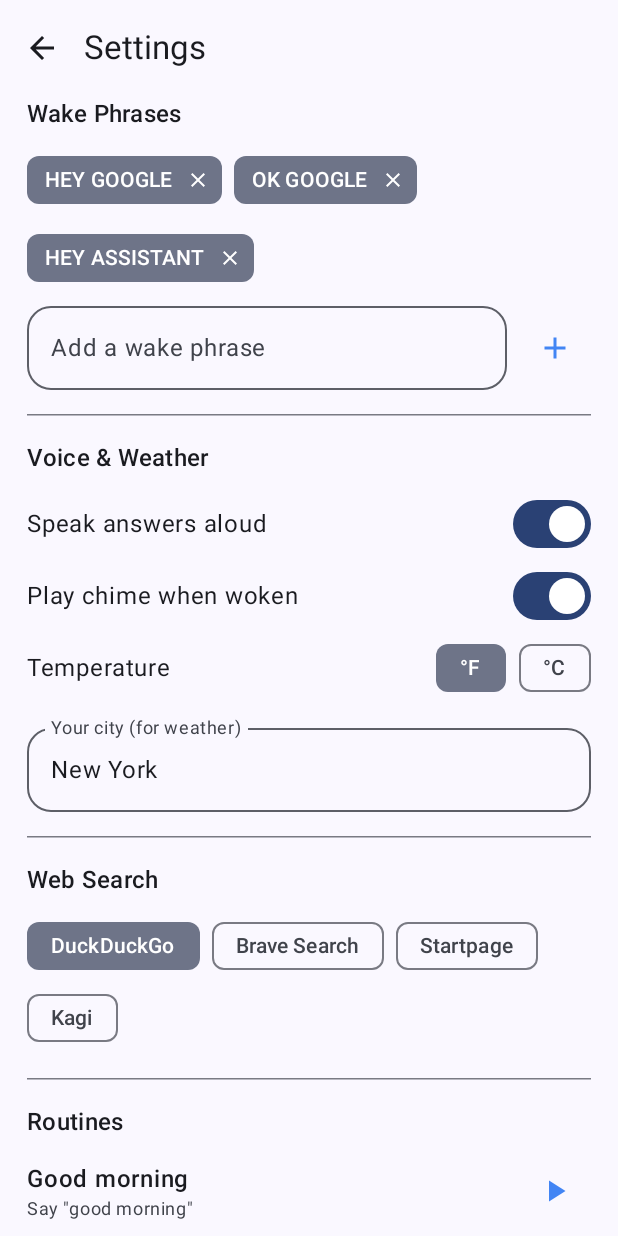
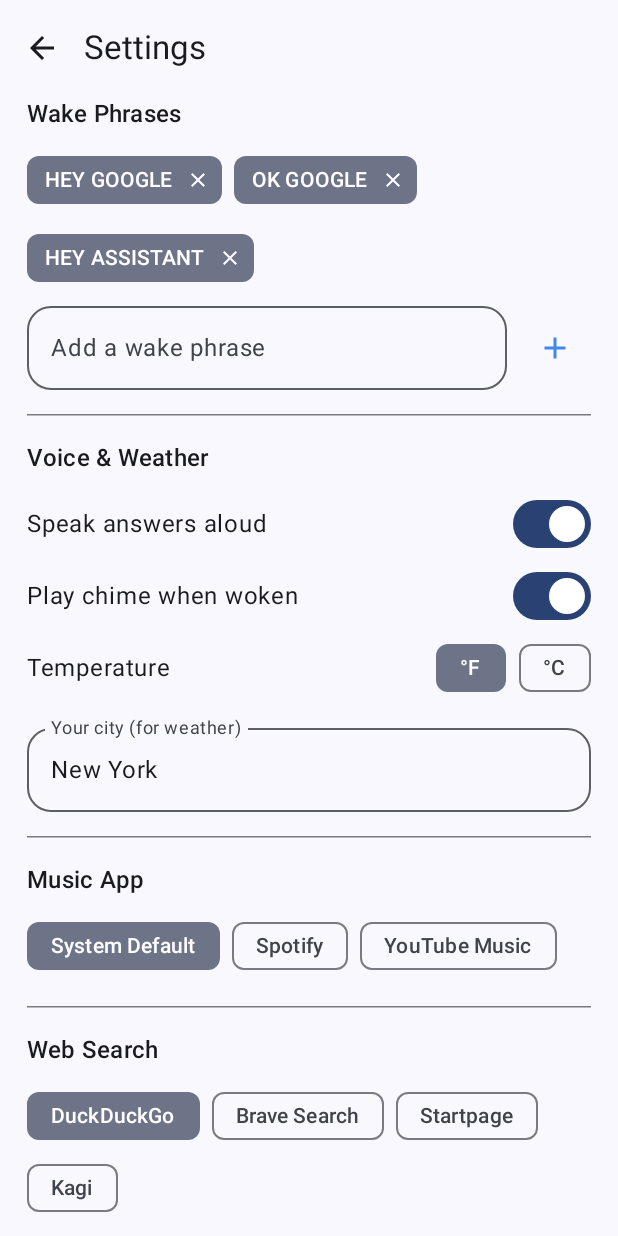
Before and after one commit to blueprintnerd/OpenAssistant, an Android app built with Jetpack Compose: the screen it shows after launch (MainActivity), after a tap on "Settings", on a phone screen of 412 x 824 dp. Run offline under Robolectric (Android 15) with nearby library versions, the phone set to English and light mode, and no system bars; libraries missing offline, so code that uses them is left out: com.k2fsa.sherpa, org.apache.commons.

Commit message:
Simplify greeting reply and add Spotify & YouTube Music integration

```diff
--- a/app/src/main/AndroidManifest.xml
+++ b/app/src/main/AndroidManifest.xml
@@ -19,6 +19,11 @@
             <action android:name="android.intent.action.MAIN" />
             <category android:name="android.intent.category.LAUNCHER" />
         </intent>
+        <intent>
+            <action android:name="android.media.action.MEDIA_PLAY_FROM_SEARCH" />
+        </intent>
+        <package android:name="com.spotify.music" />
+        <package android:name="com.google.android.apps.youtube.music" />
     </queries>
 
     <application
--- a/app/src/main/java/com/blueprintnerd/openassistant/data/AssistantDataStore.kt
+++ b/app/src/main/java/com/blueprintnerd/openassistant/data/AssistantDataStore.kt
@@ -4,6 +4,7 @@ interface AssistantDataStore {
     val useFahrenheit: Boolean
     val defaultCity: String
     val searchEngine: SearchEngine
+    val musicProvider: MusicProvider
     val homeAssistantUrl: String
     val homeAssistantToken: String
 
--- a/app/src/main/java/com/blueprintnerd/openassistant/data/AssistantPreferences.kt
+++ b/app/src/main/java/com/blueprintnerd/openassistant/data/AssistantPreferences.kt
@@ -23,6 +23,12 @@ enum class SearchEngine(val label: String, val searchUrlTemplate: String) {
     BRAVE("Brave Search", "https://search.brave.com/search?q=%s"),
     STARTPAGE("Startpage", "https://www.startpage.com/sp/search?query=%s"),
     KAGI("Kagi", "https://kagi.com/search?q=%s"),
+}
+
+enum class MusicProvider(val label: String, val packageName: String?) {
+    AUTO("System Default", null),
+    SPOTIFY("Spotify", "com.spotify.music"),
+    YT_MUSIC("YouTube Music", "com.google.android.apps.youtube.music"),
 }
 
 class AssistantPreferences(context: Context) : AssistantDataStore {
@@ -74,6 +80,13 @@ class AssistantPreferences(context: Context) : AssistantDataStore {
             return SearchEngine.entries.firstOrNull { it.name == name } ?: SearchEngine.DUCKDUCKGO
         }
         set(value) = prefs.edit().putString(KEY_SEARCH_ENGINE, value.name).apply()
+
+    override var musicProvider: MusicProvider
+        get() {
+            val name = prefs.getString(KEY_MUSIC_PROVIDER, MusicProvider.AUTO.name)
+            return MusicProvider.entries.firstOrNull { it.name == name } ?: MusicProvider.AUTO
+        }
+        set(value) = prefs.edit().putString(KEY_MUSIC_PROVIDER, value.name).apply()
 
     override var homeAssistantUrl: String
         get() = prefs.getString(KEY_HA_URL, "") ?: ""
@@ -208,6 +221,7 @@ class AssistantPreferences(context: Context) : AssistantDataStore {
         private const val KEY_USE_FAHRENHEIT = "use_fahrenheit"
         private const val KEY_DEFAULT_CITY = "default_city"
         private const val KEY_SEARCH_ENGINE = "search_engine"
+        private const val KEY_MUSIC_PROVIDER = "music_provider"
         private const val KEY_HA_URL = "ha_url"
         private const val KEY_HA_TOKEN = "ha_token"
         private const val KEY_SHOPPING_LIST = "shopping_list"
--- a/app/src/main/java/com/blueprintnerd/openassistant/ui/MainActivity.kt
+++ b/app/src/main/java/com/blueprintnerd/openassistant/ui/MainActivity.kt
@@ -67,6 +67,7 @@ import androidx.compose.ui.text.style.TextAlign
 import androidx.compose.ui.unit.dp
 import androidx.core.content.ContextCompat
 import com.blueprintnerd.openassistant.OpenAssistantApp
+import com.blueprintnerd.openassistant.data.MusicProvider
 import com.blueprintnerd.openassistant.data.SearchEngine
 import com.blueprintnerd.openassistant.service.WakeWordForegroundService
 import com.blueprintnerd.openassistant.speech.ModelKind
@@ -388,6 +389,7 @@ private fun SimpleSettingsScreen(
     var useFahrenheit by remember { mutableStateOf(app.preferences.useFahrenheit) }
     var defaultCity by remember { mutableStateOf(app.preferences.defaultCity) }
     var selectedEngine by remember { mutableStateOf(app.preferences.searchEngine) }
+    var selectedMusic by remember { mutableStateOf(app.preferences.musicProvider) }
     var shoppingList by remember { mutableStateOf(app.preferences.getShoppingList()) }
     var showAdvanced by remember { mutableStateOf(false) }
     var haUrl by remember { mutableStateOf(app.preferences.homeAssistantUrl) }
@@ -540,6 +542,26 @@ private fun SimpleSettingsScreen(
                     singleLine = true,
                     shape = RoundedCornerShape(16.dp),
                 )
+            }
+
+            item { HorizontalDivider() }
+
+            // Music App
+            item {
+                Text("Music App", style = MaterialTheme.typography.titleMedium, fontWeight = FontWeight.SemiBold)
+                Spacer(Modifier.height(8.dp))
+                FlowRow(horizontalArrangement = Arrangement.spacedBy(8.dp)) {
+                    MusicProvider.entries.forEach { provider ->
+                        FilterChip(
+                            selected = selectedMusic == provider,
+                            onClick = {
+                                selectedMusic = provider
+                                app.preferences.musicProvider = provider
+                            },
+                            label = { Text(provider.label) },
+                        )
+                    }
+                }
             }
 
             item { HorizontalDivider() }
```
Also changed, not shown: app/src/main/java/com/blueprintnerd/openassistant/engine/CommandRouter.kt (+21 -4 lines), app/src/main/java/com/blueprintnerd/openassistant/engine/DeviceActionExecutor.kt (+39 -6 lines), 1 other file.
